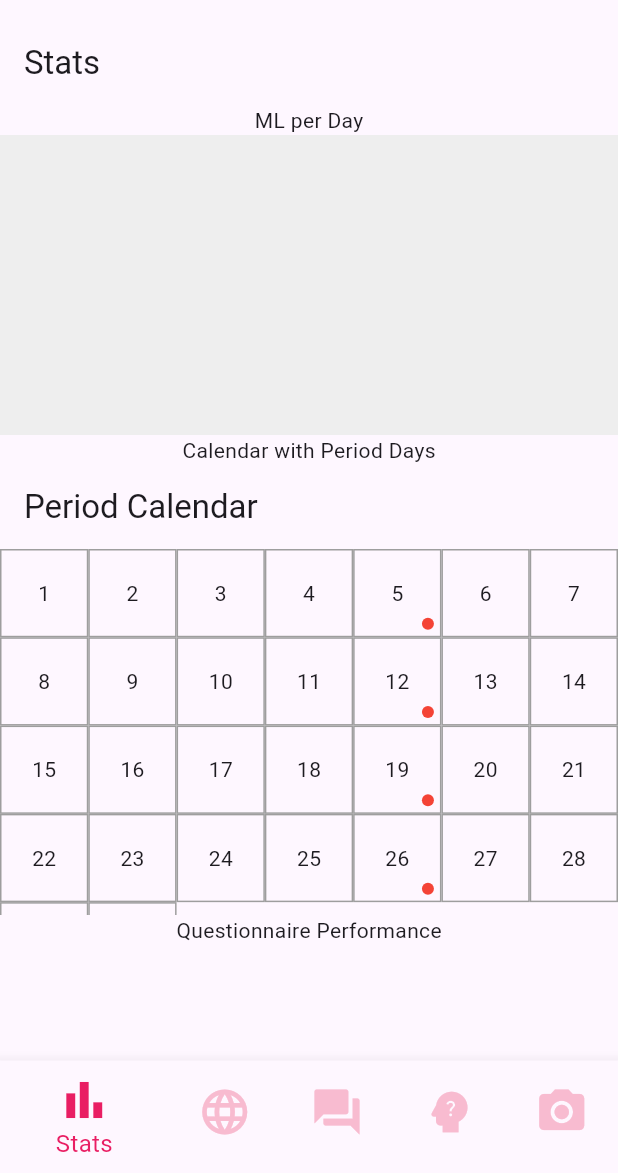
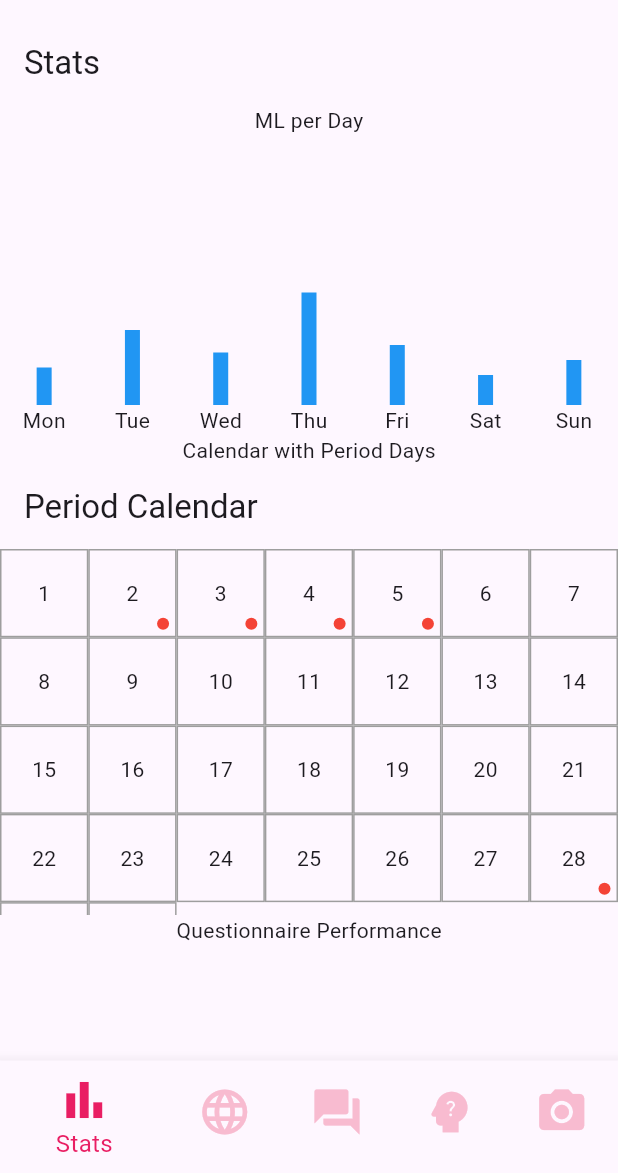
Before and after one commit to cuberhaus/Draculin-Front, a Flutter app: the screen it shows after launch, on a phone screen of 412 x 824 dp, the part 63-1236 px from its top. Run offline on Flutter 3.47's test engine with Material 3 defaults, Android fonts, the phone set to English and light mode, and no system bars; our stand-ins replace camera.

Commit message:
mock done

```diff
--- a/dracu_app/lib/main.dart
+++ b/dracu_app/lib/main.dart
@@ -8,6 +8,95 @@ import 'package:camera/camera.dart';
 import 'package:path/path.dart';
 import 'package:path_provider/path_provider.dart';
 import 'dart:io';
+
+
+import 'package:flutter/material.dart';
+
+class BloodVolumePerWeekDayGraph extends StatelessWidget {
+  // Sample data: ml of blood per weekday
+  final Map<String, int> bloodVolumeData = {
+    'Mon': 5,
+    'Tue': 10,
+    'Wed': 7,
+    'Thu': 15,
+    'Fri': 8,
+    'Sat': 4,
+    'Sun': 6,
+  };
+
+  BloodVolumePerWeekDayGraph({Key? key}) : super(key: key);
+
+  @override
+  Widget build(BuildContext context) {
+    List<Widget> plotPoints = [];
+    List<int> values = bloodVolumeData.values.toList();
+
+    for (int i = 0; i < values.length; i++) {
+      plotPoints.add(
+        Expanded(
+          child: Column(
+            mainAxisAlignment: MainAxisAlignment.end,
+            children: [
+              Container(
+                height: values[i].toDouble() *
+                    5, // Scale factor for visual representation
+                width: 10,
+                color: Colors.blue,
+              ),
+              Text(bloodVolumeData.keys.elementAt(i)),
+            ],
+          ),
+        ),
+      );
+
+      // // Adding lines between points
+      // if (i < values.length - 1) {
+      //   double nextValueHeight = values[i + 1].toDouble() * 5;
+      //   double currentHeight = values[i].toDouble() * 5;
+      //   plotPoints.add(
+      //     Expanded(
+      //       child: CustomPaint(
+      //         painter: LinePainter(
+      //           startHeight: currentHeight,
+      //           endHeight: nextValueHeight,
+      //         ),
+      //       ),
+      //     ),
+      //   );
+      // }
+    }
+
+    return Container(
+      height: 200,
+      child: Row(
+        crossAxisAlignment: CrossAxisAlignment.end,
+        children: plotPoints,
+      ),
+    );
+  }
+}
+
+// class LinePainter extends CustomPainter {
+//   final double startHeight;
+//   final double endHeight;
+
+//   LinePainter({required this.startHeight, required this.endHeight});
+
+//   @override
+//   void paint(Canvas canvas, Size size) {
+//     final paint = Paint()
+//       ..color = Colors.black
+//       ..strokeWidth = 2;
+
+//     Offset startPoint = Offset(size.width / 2, size.height - startHeight);
+//     Offset endPoint = Offset(size.width / 2, size.height - endHeight);
+
+//     canvas.drawLine(startPoint, endPoint, paint);
+//   }
+
+//   @override
+//   bool shouldRepaint(covariant CustomPainter oldDelegate) => true;
+// }
 
 
 class QuestionnairePerformanceGraph extends StatelessWidget {
@@ -61,7 +150,7 @@ class QuestionnairePerformanceGraph extends StatelessWidget {
 
 class PeriodCalendar extends StatelessWidget {
   // Example data: days with periods
-  final List<int> periodDays = [5, 12, 19, 26];
+  final List<int> periodDays = [2,3 , 4, 5, 28,29,30];
 
   @override
   Widget build(BuildContext context) {
@@ -126,7 +215,7 @@ class StatsScreen extends StatelessWidget {
             Text('ML per Day'),
             Container(
               height: 200,
-              color: Colors.grey[200], // Placeholder for graph
+              child: BloodVolumePerWeekDayGraph(),
             ),
             Text('Calendar with Period Days'),
             Container(
```
